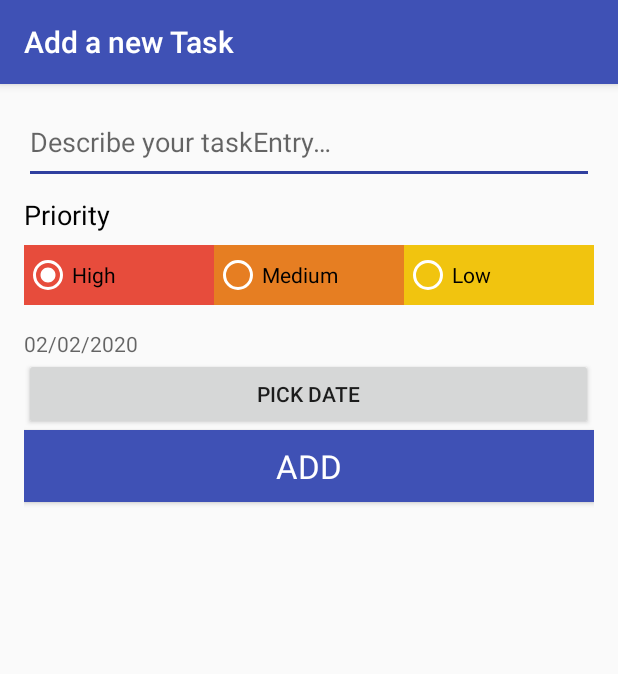
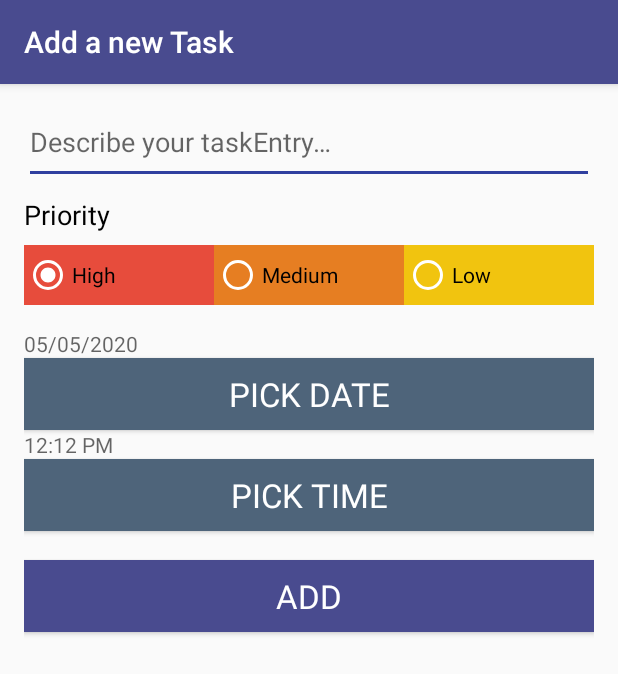
Before and after one commit to deepak-sen/ToDo_App, an Android app: the screen it shows after launch (AddEditTaskActivity), after a tap on an icon or button, on a phone screen of 412 x 824 dp. Shown: the top 674 px of the screen. Run offline under Robolectric (Android 15) with nearby library versions, the phone set to English and light mode, and no system bars; our stand-ins replace Room's generated code.

```diff
--- a/app/build.gradle
+++ b/app/build.gradle
@@ -23,6 +23,7 @@ dependencies {
     implementation fileTree(dir: 'libs', include: ['*.jar'])
     implementation 'androidx.appcompat:appcompat:1.1.0'
     implementation 'androidx.constraintlayout:constraintlayout:1.1.3'
+    implementation 'androidx.annotation:annotation:1.1.0'
     testImplementation 'junit:junit:4.12'
     androidTestImplementation 'androidx.test.ext:junit:1.1.1'
     androidTestImplementation 'androidx.test.espresso:espresso-core:3.2.0'
@@ -33,7 +34,7 @@ dependencies {
 
     implementation "androidx.room:room-runtime:$room_version"
     annotationProcessor "androidx.room:room-compiler:$room_version"
-implementation 'com.android.support:design:27.0.2'
+    implementation 'com.android.support:design:27.0.2'
     implementation 'androidx.lifecycle:lifecycle-extensions:2.2.0'
 
 }
--- a/app/src/main/java/com/example/todomvvm/addedittask/AddEditTaskActivity.java
+++ b/app/src/main/java/com/example/todomvvm/addedittask/AddEditTaskActivity.java
@@ -8,6 +8,7 @@ import androidx.lifecycle.ViewModelProviders;
 
 import android.app.DatePickerDialog;
 import android.app.Dialog;
+import android.app.TimePickerDialog;
 import android.content.Intent;
 import android.os.Bundle;
 import android.view.View;
@@ -16,18 +17,22 @@ import android.widget.DatePicker;
 import android.widget.EditText;
 import android.widget.RadioGroup;
 import android.widget.TextView;
+import android.widget.TimePicker;
 
 import com.example.todomvvm.R;
 import com.example.todomvvm.database.AppDatabase;
 import com.example.todomvvm.database.Repository;
 import com.example.todomvvm.database.TaskEntry;
 import com.example.todomvvm.tasks.DatePickerFragment;
+import com.example.todomvvm.tasks.TimePickerFragment;
 
 import java.text.DateFormat;
+
 import java.util.Calendar;
 import java.util.Date;
+import java.util.TimeZone;
 
-public class AddEditTaskActivity extends AppCompatActivity implements DatePickerDialog.OnDateSetListener {
+public class AddEditTaskActivity extends AppCompatActivity implements DatePickerDialog.OnDateSetListener, TimePickerDialog.OnTimeSetListener {
 
     // Extra for the task ID to be received in the intent
     public static final String EXTRA_TASK_ID = "extraTaskId";
@@ -44,9 +49,9 @@ public class AddEditTaskActivity extends AppCompatActivity implements DatePicker
     // Fields for views
     EditText mEditText;
     RadioGroup mRadioGroup;
-    Button mButton , datepick;
+    Button mButton , datepick , timepick;
 
-    TextView datetext;
+    TextView datetext, timetext;
 
     private int mTaskId = DEFAULT_TASK_ID;
 
@@ -86,7 +91,7 @@ public class AddEditTaskActivity extends AppCompatActivity implements DatePicker
                 });
 
             }
-        }else{
+        } else {
             AddEditTaskViewModelFactory factory = new AddEditTaskViewModelFactory(getApplication(), mTaskId);
             viewModel = ViewModelProviders.of(this, factory).get(AddEditTaskViewModel.class);
         }
@@ -114,7 +119,22 @@ public class AddEditTaskActivity extends AppCompatActivity implements DatePicker
                 DialogFragment datePicker = new DatePickerFragment();
                 datePicker.show(getSupportFragmentManager(), "date picker");
             }
+
+
         });
+
+        timepick = findViewById(R.id.timePick);
+
+        timepick.setOnClickListener(new View.OnClickListener() {
+            @Override
+            public void onClick(View w) {
+                DialogFragment timePicker = new TimePickerFragment();
+                timePicker.show(getSupportFragmentManager(), "time picker");
+            }
+
+
+        });
+
 
 
         mButton = findViewById(R.id.saveButton);
@@ -134,6 +154,16 @@ public class AddEditTaskActivity extends AppCompatActivity implements DatePicker
         datetext= (TextView) findViewById(R.id.dateText);
         datetext.setText(currentDateString);
     }
+
+    public void onTimeSet(TimePicker view, int hour, int minute) {
+        Calendar t = Calendar.getInstance();
+        t.set(Calendar.HOUR, hour);
+        t.set(Calendar.MINUTE, minute);
+
+        String currentTimeString = DateFormat.getTimeInstance(DateFormat.FULL).format(t.getTime());
+        timetext= (TextView) findViewById(R.id.timeText);
+        timetext.setText(currentTimeString);
+    }
     /**
      * populateUI would be called to populate the UI when in update mode
      *
@@ -144,8 +174,9 @@ public class AddEditTaskActivity extends AppCompatActivity implements DatePicker
             return;
         }
         mEditText.setText(task.getDescription());
-    datetext.setText(task.getTaskd());
+
         setPriorityInViews(task.getPriority());
+        datetext.setText(task.getTaskd());
 
     }
 
@@ -158,8 +189,9 @@ public class AddEditTaskActivity extends AppCompatActivity implements DatePicker
         String description = mEditText.getText().toString();
         int priority = getPriorityFromViews();
      String taskdate = datetext.getText().toString();
+        String tasktime = timetext.getText().toString();
         Date date = new Date();
-        TaskEntry todo = new TaskEntry(description, priority, taskdate, date);
+        TaskEntry todo = new TaskEntry(description, priority, taskdate, tasktime, date);
         if(mTaskId == DEFAULT_TASK_ID)
             viewModel.insertTask(todo);
         else{
--- a/app/src/main/java/com/example/todomvvm/database/AppDatabase.java
+++ b/app/src/main/java/com/example/todomvvm/database/AppDatabase.java
@@ -12,13 +12,13 @@ import androidx.room.TypeConverters;
 import java.util.concurrent.ExecutorService;
 import java.util.concurrent.Executors;
 
-@Database(entities = {TaskEntry.class}, version = 2, exportSchema = false)
+@Database(entities = {TaskEntry.class}, version = 4, exportSchema = false)
 @TypeConverters(DateConverter.class)
 public abstract class AppDatabase extends RoomDatabase {
 
     private static final String LOG_TAG = AppDatabase.class.getSimpleName();
     private static final Object LOCK = new Object();
-    private static String DATABASE_NAME = "todolists";
+    private static String DATABASE_NAME = "todolist3";
     static final ExecutorService databaseWriteExecutor =
             Executors.newFixedThreadPool(1);
 
--- a/app/src/main/java/com/example/todomvvm/tasks/SecondFragment.java
+++ b/app/src/main/java/com/example/todomvvm/tasks/SecondFragment.java
@@ -3,4 +3,8 @@ package com.example.todomvvm.tasks;
 import androidx.fragment.app.Fragment;
 
 public class SecondFragment extends Fragment {
+
+
+
+
 }
--- a/app/src/main/java/com/example/todomvvm/tasks/TaskAdapter.java
+++ b/app/src/main/java/com/example/todomvvm/tasks/TaskAdapter.java
@@ -72,6 +72,7 @@ public class TaskAdapter extends RecyclerView.Adapter<TaskAdapter.TaskViewHolder
         String description = taskEntry.getDescription();
         int priority = taskEntry.getPriority();
         String taskd = taskEntry.getTaskd();
+        String taskt = taskEntry.getTaskt();
         String updatedAt = dateFormat.format(taskEntry.getUpdatedAt());
 
         //Set values
@@ -83,6 +84,7 @@ public class TaskAdapter extends RecyclerView.Adapter<TaskAdapter.TaskViewHolder
         holder.priorityView.setText(priorityString);
 
         holder.taskDateView.setText(taskd);
+        holder.taskTimeView.setText(taskt);
 
         GradientDrawable priorityCircle = (GradientDrawable) holder.priorityView.getBackground();
         // Get the appropriate background color based on the priority
@@ -149,6 +151,7 @@ public class TaskAdapter extends RecyclerView.Adapter<TaskAdapter.TaskViewHolder
         TextView updatedAtView;
         TextView priorityView;
         TextView taskDateView;
+        TextView taskTimeView;
 
         /**
          * Constructor for the TaskViewHolders.
@@ -158,6 +161,7 @@ public class TaskAdapter extends RecyclerView.Adapter<TaskAdapter.TaskViewHolder
         public TaskViewHolder(View itemView) {
             super(itemView);
             taskDateView = itemView.findViewById(R.id.showdate);
+            taskTimeView = itemView.findViewById(R.id.showtime);
             taskDescriptionView = itemView.findViewById(R.id.taskDescription);
             updatedAtView = itemView.findViewById(R.id.taskUpdatedAt);
             priorityView = itemView.findViewById(R.id.priorityTextView);
--- a/app/src/main/res/layout/activity_add_edit_task.xml
+++ b/app/src/main/res/layout/activity_add_edit_task.xml
@@ -75,16 +75,40 @@
 <TextView
     android:layout_width="wrap_content"
     android:layout_height="wrap_content"
-    android:hint="02/02/2020"
+    android:hint="05/05/2020"
     android:id="@+id/dateText"></TextView>
     <Button
         android:id="@+id/datePick"
-        android:layout_width="379dp"
+        style="@style/TextAppearance.AppCompat.Large"
+        android:layout_width="match_parent"
         android:layout_height="wrap_content"
+        android:layout_gravity="center"
+        android:background="@color/colorSecondary"
         android:text="Pick Date"
+        android:textColor="@android:color/primary_text_dark"
 
         />
+
+    <TextView
+        android:layout_width="wrap_content"
+        android:layout_height="wrap_content"
+        android:hint="12:12 PM"
+        android:id="@+id/timeText"></TextView>
+    <Button
+        android:id="@+id/timePick"
+        style="@style/TextAppearance.AppCompat.Large"
+        android:layout_width="match_parent"
+        android:layout_height="wrap_content"
+        android:layout_gravity="center"
+        android:background="@color/colorSecondary"
+        android:text="Pick Time"
+        android:textColor="@android:color/primary_text_dark" />
     <!-- Add button -->
+    <TextView
+        android:layout_width="wrap_content"
+        android:layout_height="wrap_content"
+        android:hint=""
+        android:id="@+id/dateText"></TextView>
     <Button
         android:id="@+id/saveButton"
         style="@style/TextAppearance.AppCompat.Large"
--- a/app/src/main/res/values/colors.xml
+++ b/app/src/main/res/values/colors.xml
@@ -1,7 +1,8 @@
 <?xml version="1.0" encoding="utf-8"?>
 <resources>
     <!-- colors for general appearance -->
-    <color name="colorPrimary">#3F51B5</color>
+    <color name="colorPrimary">#494b8f</color>
+    <color name="colorSecondary">#4e647a</color>
     <color name="colorPrimaryDark">#303F9F</color>
     <color name="colorPrimaryLight">#C5CAE9</color>
     <color name="colorAccent">#303F9F</color>
```
Also changed, not shown: app/src/main/AndroidManifest.xml (+9 -3 lines), app/src/main/java/com/example/todomvvm/database/TaskEntry.java (+12 -3 lines), app/src/main/java/com/example/todomvvm/tasks/DatePickerFragment.java (+6 -2 lines), app/src/main/java/com/example/todomvvm/tasks/TimePickerFragment.java (added, +24 -0 lines), app/src/main/res/drawable/ic_menu.xml (added, +9 -0 lines), app/src/main/res/layout/task_layout.xml (+10 -1 lines), app/src/main/res/values/strings.xml (+10 -0 lines).
